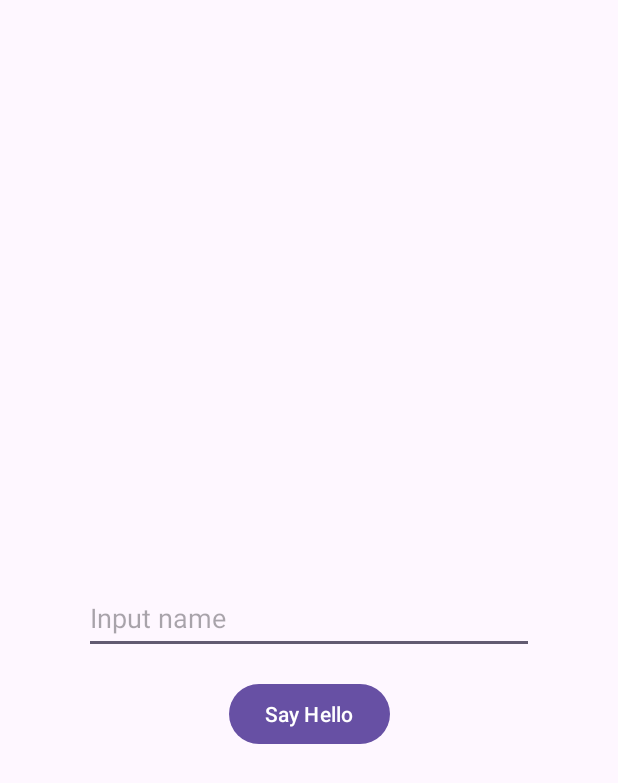
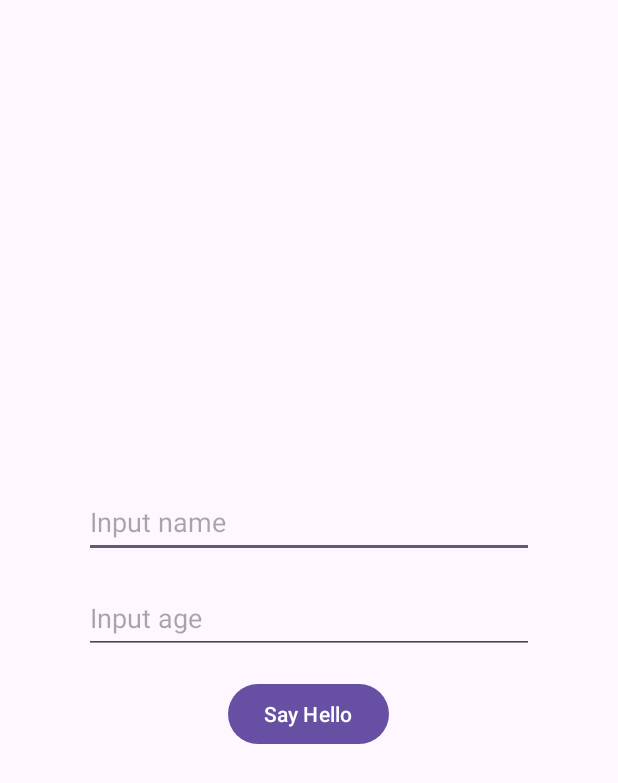
Before and after one commit to sukma-prabiansyah/belajar-git, an Android app: the screen it shows after launch (MainActivity), on a phone screen of 412 x 824 dp. Shown: the top 783 px of the screen. Run offline under Robolectric (Android 15) with nearby library versions, the phone set to English and light mode, and no system bars.

Commit message:
Menambahkan metode input age dan message string berdasarkan umur

```diff
--- a/app/src/main/res/layout/activity_main.xml
+++ b/app/src/main/res/layout/activity_main.xml
@@ -1,22 +1,28 @@
 <?xml version="1.0" encoding="utf-8"?>
-<androidx.constraintlayout.widget.ConstraintLayout
+<LinearLayout
     xmlns:android="http://schemas.android.com/apk/res/android"
     xmlns:tools="http://schemas.android.com/tools"
-    xmlns:app="http://schemas.android.com/apk/res-auto"
     android:layout_width="match_parent"
     android:layout_height="match_parent"
+    android:gravity="center"
+    android:orientation="vertical"
     tools:context=".MainActivity">
 
     <EditText
         android:id="@+id/et_name"
         android:layout_width="300dp"
         android:layout_height="48dp"
+        android:layout_marginBottom="16dp"
         android:inputType="text"
         android:hint="@string/input_name"
-        app:layout_constraintStart_toStartOf="parent"
-        app:layout_constraintTop_toTopOf="parent"
-        app:layout_constraintEnd_toEndOf="parent"
-        app:layout_constraintBottom_toBottomOf="parent"
+        android:autofillHints="" />
+
+    <EditText
+        android:id="@+id/et_age"
+        android:layout_width="300dp"
+        android:layout_height="48dp"
+        android:inputType="text"
+        android:hint="@string/input_age"
         android:autofillHints="" />
 
     <Button
@@ -24,9 +30,6 @@
         android:layout_width="wrap_content"
         android:layout_height="wrap_content"
         android:layout_marginTop="16dp"
-        android:text="@string/say_hello"
-        app:layout_constraintEnd_toEndOf="@+id/et_name"
-        app:layout_constraintStart_toStartOf="@+id/et_name"
-        app:layout_constraintTop_toBottomOf="@+id/et_name" />
+        android:text="@string/say_hello" />
 
-</androidx.constraintlayout.widget.ConstraintLayout>
+</LinearLayout>
--- a/app/src/main/res/values/strings.xml
+++ b/app/src/main/res/values/strings.xml
@@ -2,4 +2,5 @@
     <string name="app_name">BelajarGit</string>
     <string name="say_hello">Say Hello</string>
     <string name="input_name">Input name</string>
+    <string name="input_age">Input age</string>
 </resources>
```
Also changed, not shown: app/src/main/java/com/example/belajargit/MainActivity.kt (+13 -1 lines).
